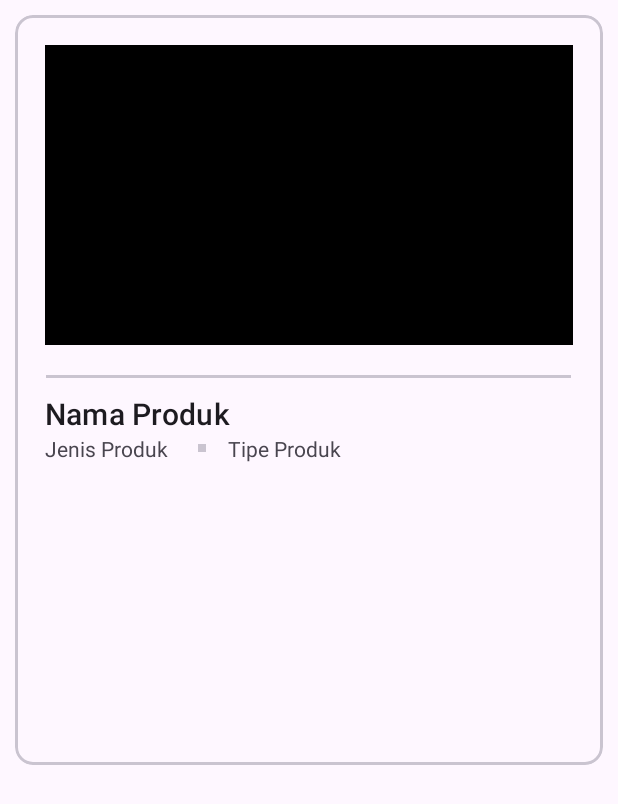
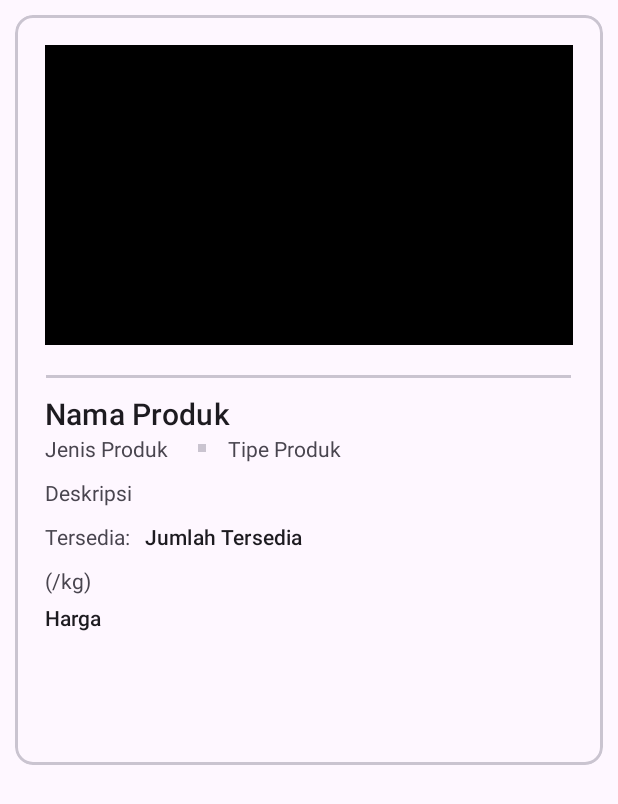
Before and after one commit to vidyazh/TugasAkhir, an Android app: the layout item_product.xml on its own in the app's theme, with its tools: preview values and no code run, on a phone screen of 412 x 824 dp. Shown: the top 804 px of the screen. Run offline under Robolectric (Android 15) with nearby library versions, the phone set to English and light mode, and no system bars.

Commit message:
lengkapi item_product

```diff
--- a/app/src/main/res/layout/item_product.xml
+++ b/app/src/main/res/layout/item_product.xml
@@ -48,6 +48,7 @@
             android:layout_alignStart="@id/img_product" />
 
         <RelativeLayout
+            android:id="@+id/layout_jenis_tipe"
             android:layout_width="wrap_content"
             android:layout_height="wrap_content"
             android:layout_below="@id/title_product"
@@ -78,6 +79,57 @@
             android:layout_marginStart="20dp"/>
         </RelativeLayout>
 
+        <com.google.android.material.textview.MaterialTextView
+        android:id="@+id/deskripsi"
+        android:layout_width="wrap_content"
+        android:layout_height="wrap_content"
+        android:text="@string/deskripsi"
+        android:layout_alignStart="@id/title_product"
+        android:layout_below="@id/layout_jenis_tipe"
+        android:layout_marginTop="10dp"/>
+
+        <RelativeLayout
+            android:id="@+id/detail_tersedia"
+            android:layout_width="wrap_content"
+            android:layout_height="wrap_content"
+            android:layout_below="@id/deskripsi"
+            android:layout_alignStart="@+id/deskripsi"
+            android:layout_marginTop="10dp">
+            <com.google.android.material.textview.MaterialTextView
+                android:id="@+id/tersedia"
+                android:layout_width="wrap_content"
+                android:layout_height="wrap_content"
+                android:text="@string/tersedia"
+                />
+
+            <com.google.android.material.textview.MaterialTextView
+                android:layout_width="wrap_content"
+                android:layout_height="wrap_content"
+                android:text="@string/jumlah_tersedia"
+                android:layout_toEndOf="@+id/tersedia"
+                style="@style/TextAppearance.M3.Sys.Typescale.TitleSmall"
+                android:layout_marginStart="10dp"/>
+        </RelativeLayout>
+
+        <com.google.android.material.textview.MaterialTextView
+            android:id="@+id/kg"
+            android:layout_width="wrap_content"
+            android:layout_height="wrap_content"
+            android:text="@string/kg"
+            android:layout_below="@+id/detail_tersedia"
+            android:layout_marginTop="10dp"
+            android:layout_alignStart="@id/detail_tersedia"
+            />
+
+        <com.google.android.material.textview.MaterialTextView
+            android:layout_width="wrap_content"
+            android:layout_height="wrap_content"
+            android:layout_below="@+id/kg"
+            android:text="@string/harga"
+            android:layout_alignStart="@+id/kg"
+            android:layout_marginTop="5dp"
+            style="@style/TextAppearance.M3.Sys.Typescale.TitleSmall"/>
+
     </RelativeLayout>
 
 
--- a/app/src/main/res/values/strings.xml
+++ b/app/src/main/res/values/strings.xml
@@ -6,4 +6,9 @@
     <string name="nama_produk">Nama Produk</string>
     <string name="jenis_produk">Jenis Produk</string>
     <string name="tipe_produk">Tipe Produk</string>
+    <string name="deskripsi">Deskripsi</string>
+    <string name="tersedia">Tersedia:</string>
+    <string name="jumlah_tersedia">Jumlah Tersedia</string>
+    <string name="kg">(/kg)</string>
+    <string name="harga">Harga</string>
 </resources>
```
